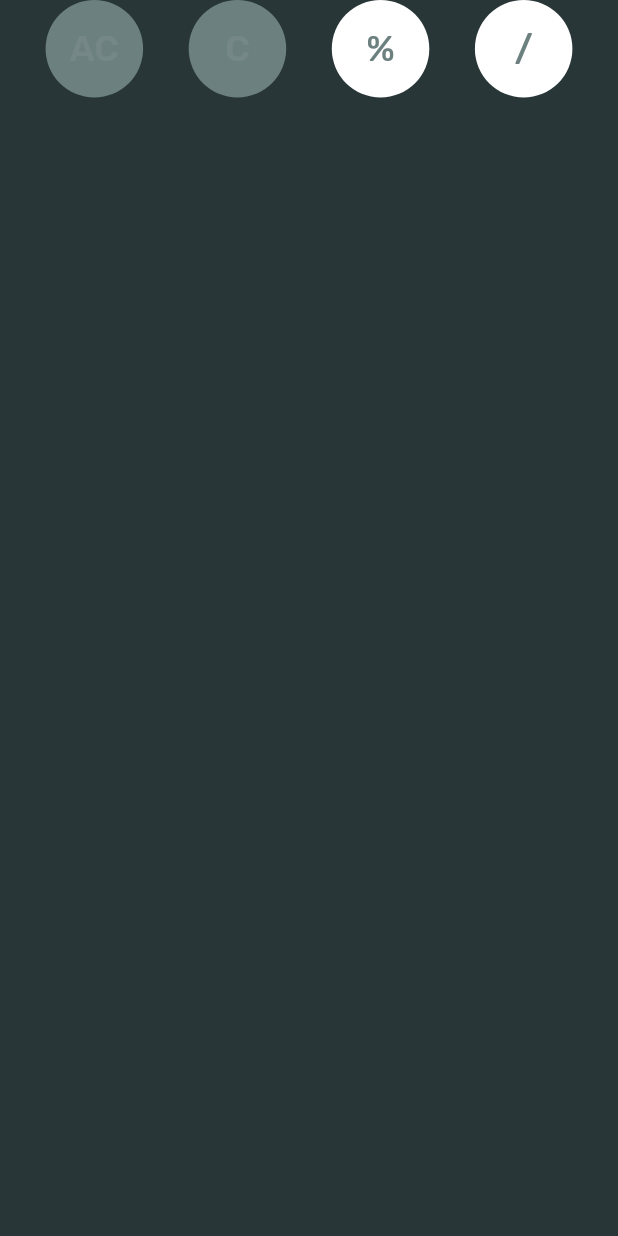
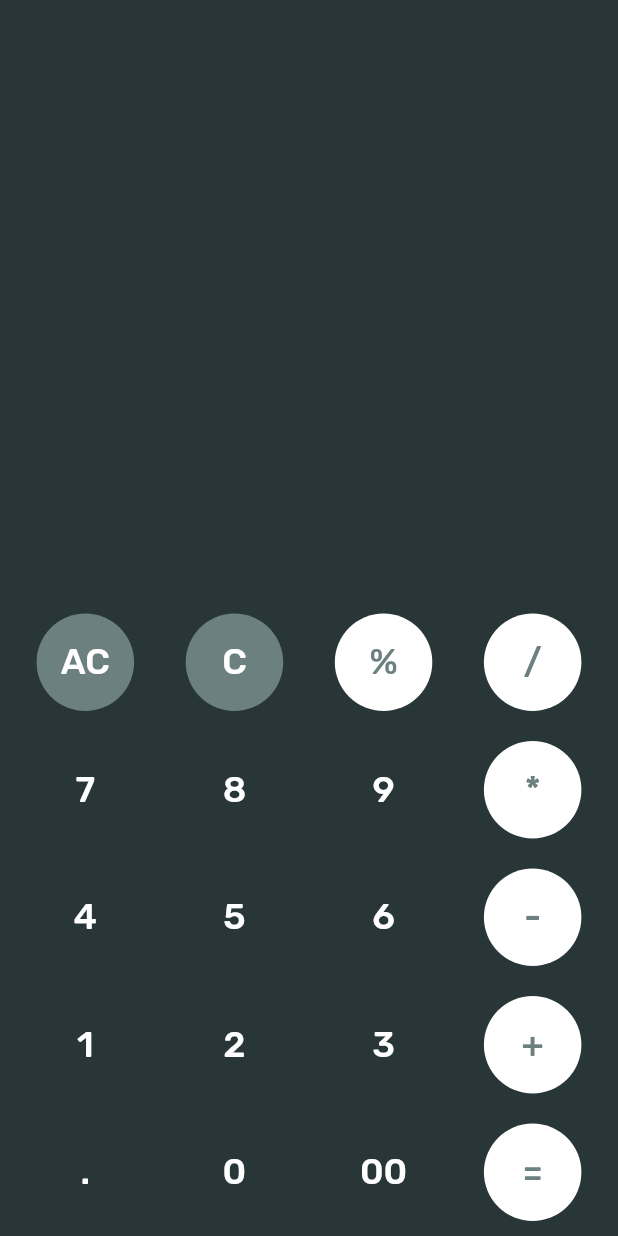
Before and after one commit to omsyaran/Basic_Calculator, a Flutter app: the screen it shows after launch, on a phone screen of 412 x 824 dp. Run offline on Flutter 3.47's test engine with Material 2 defaults, Android fonts, the light colour scheme and no system bars; our stand-ins replace google_fonts.

Commit message:
have created the input buttons

```diff
--- a/lib/main.dart
+++ b/lib/main.dart
@@ -9,23 +9,27 @@
   @override
   Widget build(BuildContext context) {
     return MaterialApp(
-      title: 'The epic calculator app',
+      title: 'The epic calculator',
       theme: ThemeData(
         primarySwatch: Colors.grey,
       ),
       home: Scaffold(
         backgroundColor: Color(0xFF283637),
         body: Column(
+          mainAxisAlignment: MainAxisAlignment.end,
         children:<Widget>[
+
          Row(
             mainAxisAlignment: MainAxisAlignment.spaceEvenly,
             children: <Widget>[
             CalcButton(
               fillColor: 0xFF6C807F,
+              textColor: 0xFFFFFFFF,
               text: 'AC'
               ),
             CalcButton(
-            fillColor: 0xFF6C807F ,
+              fillColor: 0xFF6C807F,
+              textColor: 0xFFFFFFFF,
               text: 'C'
               ),
             CalcButton(
@@ -40,6 +44,111 @@
               ),
             ],
         ),
+
+         Row(
+            mainAxisAlignment: MainAxisAlignment.spaceEvenly,
+            children: <Widget>[
+            CalcButton(
+              fillColor: 0xFF283637,
+              textColor: 0xFFFFFFFF,
+              text: '7'
+              ),
+            CalcButton(
+              fillColor: 0xFF283637,
+              textColor: 0xFFFFFFFF,
+              text: '8'
+              ),
+            CalcButton(
+              fillColor: 0xFF283637,
+              textColor: 0xFFFFFFFF,
+              text: '9'
+              ),
+            CalcButton(
+              fillColor: 0xFFFFFFFF,
+              textColor: 0xFF6C807F,
+              text: '*'
+              ),
+            ],
+        ),
+
+         Row(
+            mainAxisAlignment: MainAxisAlignment.spaceEvenly,
+            children: <Widget>[
+            CalcButton(
+              fillColor: 0xFF283637,
+              textColor: 0xFFFFFFFF,
+              text: '4'
+              ),
+            CalcButton(
+              fillColor: 0xFF283637,
+              textColor: 0xFFFFFFFF,
+              text: '5'
+              ),
+            CalcButton(
+              fillColor: 0xFF283637,
+              textColor: 0xFFFFFFFF,
+              text: '6'
+              ),
+            CalcButton(
+              fillColor: 0xFFFFFFFF,
+              textColor: 0xFF6C807F,
+              text: '-'
+              ),
+            ],
+        ),
+
+         Row(
+            mainAxisAlignment: MainAxisAlignment.spaceEvenly,
+            children: <Widget>[
+            CalcButton(
+              fillColor: 0xFF283637,
+              textColor: 0xFFFFFFFF,
+              text: '1'
+              ),
+            CalcButton(
+              fillColor: 0xFF283637,
+              textColor: 0xFFFFFFFF,
+              text: '2'
+              ),
+            CalcButton(
+              fillColor: 0xFF283637,
+              textColor: 0xFFFFFFFF,
+              text: '3'
+              ),
+            CalcButton(
+              fillColor: 0xFFFFFFFF,
+              textColor: 0xFF6C807F,
+              text: '+'
+              ),
+            ],
+        ),
+
+         Row(
+            mainAxisAlignment: MainAxisAlignment.spaceEvenly,
+            children: <Widget>[
+            CalcButton(
+              fillColor: 0xFF283637,
+              textColor: 0xFFFFFFFF,
+              text: '.'
+              ),
+            CalcButton(
+              fillColor: 0xFF283637,
+              textColor: 0xFFFFFFFF,
+              text: '0'
+              ),
+            CalcButton(
+              fillColor: 0xFF283637,
+              textColor: 0xFFFFFFFF,
+              text: '00'
+              ),
+            CalcButton(
+              fillColor: 0xFFFFFFFF,
+              textColor: 0xFF6C807F,
+              text: '='
+              ),
+            ],
+        ),
+
         ],
       ),
     ),
--- a/lib/widgets/CalcButton.dart
+++ b/lib/widgets/CalcButton.dart
@@ -16,7 +16,9 @@
 
   @override
   Widget build(BuildContext context){
-   return SizedBox(
+   return Container(
+     margin: EdgeInsets.all(10),
+     child: SizedBox(
          width: 65,
          height: 65,
          // ignore: deprecated_member_use
@@ -37,6 +39,7 @@
            color: fillColor != null ? Color(fillColor):null,
            textColor: Color(textColor),
          ),
+       ),
     );
   }
 }
```
Also changed, not shown: 1 other file. Lines whose indentation alone changed are shown as unchanged.
